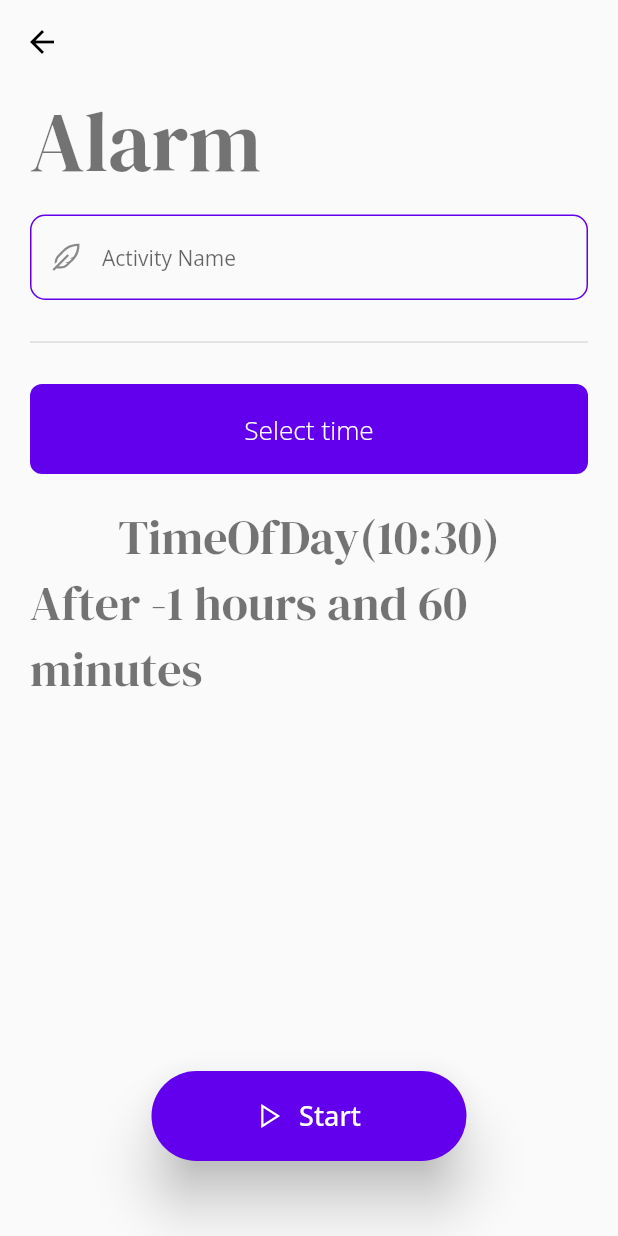
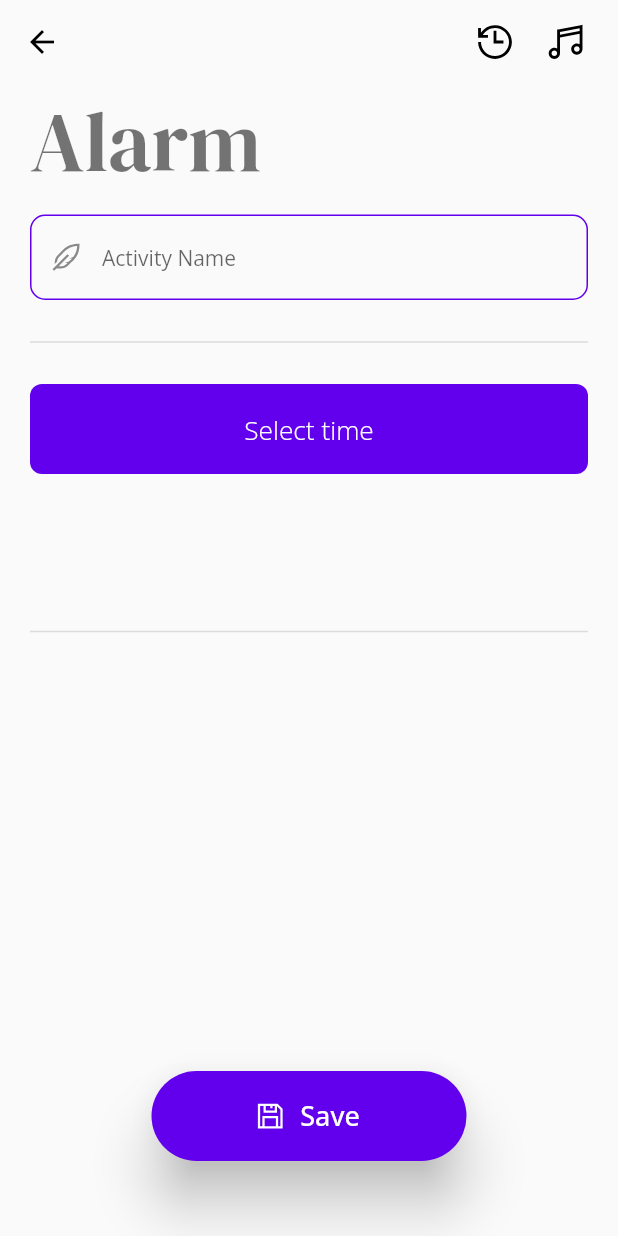
Before and after one commit to gaganyadav80/givtimer, a Flutter app: the _AlarmPageBody screen opened directly, on a phone screen of 412 x 824 dp. Run offline on Flutter 3.47's test engine with Material 2 defaults, Android fonts, the light colour scheme and no system bars; our stand-ins replace bloc, equatable, firebase_auth, firebase_core, flutter_bloc, flutter_svg and 11 more; missing offline and left inert: firebase_auth_platform_interface, flow_builder, neon_circular_timer, very_good_analysis; accounts and stored records are empty; generated files the repository leaves out were written again.

Commit message:
feat: adds alarm history and ringtone to alarm page

```diff
--- a/lib/logic/alarm_cubit/alarm_state.dart
+++ b/lib/logic/alarm_cubit/alarm_state.dart
@@ -1,10 +1,42 @@
 part of 'alarm_cubit.dart';
 
-abstract class AlarmState extends Equatable {
-  const AlarmState();
+class AlarmState extends Equatable {
+  const AlarmState({
+    this.time,
+    this.activityKey = '',
+    this.activityName = '',
+    this.helperText = '',
+    this.selectedRingtoneIdx = 0,
+    this.alarmHistory = const <Map<String, String>>[],
+  });
+
+  final TimeOfDay? time;
+  final String helperText;
+  final String activityName;
+  final String activityKey;
+  final int selectedRingtoneIdx;
+
+  final List<Map<String, String>> alarmHistory;
 
   @override
-  List<Object> get props => [];
+  List<Object?> get props =>
+      [time, helperText, activityName, activityKey, selectedRingtoneIdx];
+
+  AlarmState copyWith({
+    TimeOfDay? time,
+    String? helperText,
+    String? activityName,
+    String? activityKey,
+    int? selectedRingtoneIdx,
+    List<Map<String, String>>? alarmHistory,
+  }) {
+    return AlarmState(
+      time: time ?? this.time,
+      helperText: helperText ?? this.helperText,
+      activityName: activityName ?? this.activityName,
+      activityKey: activityKey ?? this.activityKey,
+      selectedRingtoneIdx: selectedRingtoneIdx ?? this.selectedRingtoneIdx,
+      alarmHistory: alarmHistory ?? this.alarmHistory,
+    );
+  }
 }
-
-class AlarmInitial extends AlarmState {}
--- a/lib/logic/pomodoro_cubit/pomodoro_cubit.dart
+++ b/lib/logic/pomodoro_cubit/pomodoro_cubit.dart
@@ -20,7 +20,7 @@ class PomodoroCubit extends Cubit<PomodoroState> {
 
   void activityName(String value) => emit(
         state.copyWith(
-          activityName: value,
+          activityName: value.trim(),
           activityKey: value.trim().toLowerCase(),
         ),
       );
--- a/lib/logic/timer_cubit/timer_cubit.dart
+++ b/lib/logic/timer_cubit/timer_cubit.dart
@@ -16,7 +16,7 @@ class TimerCubit extends Cubit<TimerState> {
 
   void setActivityName(String value) => emit(
         state.copyWith(
-          activityName: value,
+          activityName: value.trim(),
           activityKey: value.trim().toLowerCase(),
         ),
       );
--- a/lib/pages/activity/views/alarm/alarm_page.dart
+++ b/lib/pages/activity/views/alarm/alarm_page.dart
@@ -1,10 +1,14 @@
 import 'package:flutter/material.dart';
 import 'package:flutter_bloc/flutter_bloc.dart';
 import 'package:givtimer/logic/logic.dart';
+import 'package:givtimer/pages/activity/views/alarm/widgets/alarm_history.dart';
+import 'package:givtimer/pages/activity/views/alarm/widgets/select_ringtone_modal.dart';
 import 'package:givtimer/pages/activity/views/widgets/widgets.dart';
 import 'package:givtimer/utils/utils.dart';
 import 'package:givtimer/widgets/widgets.dart';
 import 'package:google_fonts/google_fonts.dart';
+import 'package:line_icons/line_icons.dart';
+import 'package:velocity_x/velocity_x.dart';
 
 class SetAlarmPage extends StatelessWidget {
   const SetAlarmPage({Key? key}) : super(key: key);
@@ -26,12 +30,44 @@ class _AlarmPageBody extends StatefulWidget {
 }
 
 class _AlarmPageBodyState extends State<_AlarmPageBody> {
-  final ValueNotifier<TimeOfDay?> _time = ValueNotifier(TimeOfDay.now());
+  // final ValueNotifier<TimeOfDay?> _time = ValueNotifier(TimeOfDay.now());
 
   @override
   Widget build(BuildContext context) {
     return Scaffold(
-      appBar: AppBar(),
+      appBar: AppBar(
+        actions: [
+          // TODO(gagan): show history of alarms
+          // add each alarm details to history after alarm is set
+          IconButton(
+            icon: const Icon(LineIcons.history),
+            iconSize: 30,
+            onPressed: () => showModalBottomSheet<void>(
+              context: context,
+              shape: RoundedRectangleBorder(borderRadius: kModalBorderRadius),
+              constraints: BoxConstraints(maxWidth: context.screenWidth - 24),
+              builder: (_) => BlocProvider.value(
+                value: context.read<AlarmCubit>(),
+                child: const AlarmHistory(),
+              ),
+            ),
+          ),
+          IconButton(
+            icon: const Icon(LineIcons.music),
+            iconSize: 30,
+            onPressed: () => showModalBottomSheet<void>(
+              context: context,
+              shape: RoundedRectangleBorder(borderRadius: kModalBorderRadius),
+              constraints: BoxConstraints(maxWidth: context.screenWidth - 24),
+              builder: (_) => BlocProvider.value(
+                value: context.read<AlarmCubit>(),
+                child: const SelectRingtoneModal(),
+              ),
+            ),
+          ),
+          const HSpace(10),
+        ],
+      ),
       body: Padding(
         padding: kDefaultHorizontalPadding,
         child: Stack(
@@ -40,82 +76,65 @@ class _AlarmPageBodyState extends State<_AlarmPageBody> {
               mainAxisSize: MainAxisSize.min,
               // crossAxisAlignment: CrossAxisAlignment.start,
               children: [
-                const TopHeadAndActivityNameWidget(title: 'Alarm'),
+                TopHeadAndActivityNameWidget(
+                  title: 'Alarm',
+                  onTextChanged: (value) =>
+                      context.read<AlarmCubit>().setActivityName(value),
+                ),
                 const VSpace(20),
                 BlueButton(
                   title: 'Select time',
-                  onPressed: () async {
-                    _time.value = (await showTimePicker(
-                          context: context,
-                          initialTime: _time.value!,
-                          helpText: 'Help',
-                        )) ??
-                        _time.value;
+                  onPressed: () {
+                    var _time = context.read<AlarmCubit>().state.time;
+                    showTimePicker(
+                      context: context,
+                      initialTime: _time ?? TimeOfDay.now(),
+                      helpText: 'Help',
+                    ).then((value) {
+                      _time = value ?? _time;
+                      if (_time == null) return;
+                      context.read<AlarmCubit>().setTime(_time!);
+                    });
                   },
                 ),
                 const VSpace(20),
-                ValueListenableBuilder(
-                  valueListenable: _time,
-                  builder: (_, TimeOfDay? value, __) {
+                BlocBuilder<AlarmCubit, AlarmState>(
+                  buildWhen: (previous, current) =>
+                      previous.time != current.time,
+                  builder: (context, state) {
                     return Text(
-                      value.toString(),
+                      state.time?.format(context) ?? '',
                       style: GoogleFonts.dmSerifDisplay(
-                        fontSize: 32,
                         textStyle: Theme.of(context).textTheme.headline2,
                       ),
                     );
                   },
                 ),
-                ValueListenableBuilder(
-                  valueListenable: _time,
-                  builder: (_, TimeOfDay? value, __) {
-                    String? helper;
-                    final timeNow = TimeOfDay.now();
-
-                    // TODO(gagan): or use seconds to get DateTime then get the difference
-                    if (value!.hour < timeNow.hour) {
-                      final remainingMin = 60 - timeNow.minute;
-                      final remainingHour = 24 - timeNow.hour - 1;
-
-                      final hour = value.hour + remainingHour;
-                      final minute = value.minute + remainingMin;
-
-                      helper = 'After $hour hour(s) and $minute minute(s)';
-                    } else if (value.hour == timeNow.hour &&
-                        value.minute < timeNow.minute) {
-                      const hour = 23;
-                      final minute = 60 - (timeNow.minute - value.minute);
-                      helper = 'After $hour hours and $minute minutes';
-                    } else if (value.hour == timeNow.hour &&
-                        value.minute > timeNow.minute) {
-                      final minute = value.minute - timeNow.minute;
-
-                      helper = 'After $minute minute(s)';
-                    } else {
-                      final remainingMin = 60 - timeNow.minute;
-                      var hour = value.hour - timeNow.hour - 1;
-                      var minute = value.minute + remainingMin;
-
-                      if (minute > 60) {
-                        minute = minute % 60;
-                        hour++;
-                      }
-
-                      helper = 'After $hour hours and $minute minutes';
-                    }
-
-                    return Text(
-                      helper,
-                      style: GoogleFonts.dmSerifDisplay(
-                        fontSize: 32,
-                        textStyle: Theme.of(context).textTheme.headline2,
+                const Divider(thickness: 1),
+                BlocBuilder<AlarmCubit, AlarmState>(
+                  buildWhen: (previous, current) =>
+                      previous.helperText != current.helperText,
+                  builder: (context, state) {
+                    return ListTile(
+                      title: Text(
+                        state.helperText,
+                        textAlign: TextAlign.center,
+                        style: GoogleFonts.dmSerifDisplay(
+                          textStyle: Theme.of(context).textTheme.headline5,
+                          color: Theme.of(context).textTheme.headline2!.color,
+                        ),
                       ),
                     );
                   },
-                ),
+                )
               ],
             ),
-            BottomStartButton(heroTag: 'set-alarm-button', onPressed: () {}),
+            BottomStartButton(
+              heroTag: 'set-alarm-button',
+              onPressed: () {},
+              title: 'Save',
+              icon: LineIcons.save,
+            ),
           ],
         ),
       ),
--- a/lib/pages/activity/views/timer/timer_page.dart
+++ b/lib/pages/activity/views/timer/timer_page.dart
@@ -56,7 +56,7 @@ class _TimerPageBody extends StatelessWidget {
                       mode: CupertinoTimerPickerMode.hm,
                       initialTimerDuration:
                           context.read<TimerCubit>().state.duration,
-                      minuteInterval: 1, // TODO(gagan): set to 5
+                      minuteInterval: 5,
                       onTimerDurationChanged: (Duration newDuration) {
                         context.read<TimerCubit>().setDuration(newDuration);
                       },
@@ -103,7 +103,7 @@ class _BuildDailog extends StatelessWidget {
   @override
   Widget build(BuildContext context) {
     return Padding(
-      padding: const EdgeInsets.symmetric(horizontal: 12),
+      padding: kDefaultModalPadding,
       child: Container(
         height: 280,
         // The Bottom margin is provided to align the popup above
@@ -112,7 +112,7 @@ class _BuildDailog extends StatelessWidget {
           bottom: MediaQuery.of(context).viewInsets.bottom,
         ),
         decoration: BoxDecoration(
-          borderRadius: const BorderRadius.vertical(top: Radius.circular(24)),
+          borderRadius: kModalBorderRadius,
           // Provide a background color for the popup.
           color: CupertinoColors.systemBackground.resolveFrom(context),
         ),
--- a/lib/pages/activity/views/widgets/bottom_start_button.dart
+++ b/lib/pages/activity/views/widgets/bottom_start_button.dart
@@ -8,10 +8,14 @@ class BottomStartButton extends StatelessWidget {
     Key? key,
     required this.heroTag,
     required this.onPressed,
+    this.title = 'Start',
+    this.icon = LineIcons.play,
   }) : super(key: key);
 
   final String heroTag;
   final VoidCallback onPressed;
+  final String title;
+  final IconData icon;
 
   @override
   Widget build(BuildContext context) {
@@ -26,8 +30,8 @@ class BottomStartButton extends StatelessWidget {
             width: kRoundedElevatedButtonWidth,
             child: RoundedElevatedButton(
               onPressed: onPressed,
-              icon: LineIcons.play,
-              label: 'Start',
+              icon: icon,
+              label: title,
             ),
           ),
         ),
--- a/lib/utils/src/constants.dart
+++ b/lib/utils/src/constants.dart
@@ -1,11 +1,15 @@
 import 'package:flutter/material.dart';
 
 final BorderRadius kBorderRadius = BorderRadius.circular(kDefaultRadius);
+final BorderRadius kModalBorderRadius =
+    BorderRadius.circular(kDefaultModalRadius);
 
 const double kDefaultRadius = 8;
+const double kDefaultModalRadius = 24;
 
 const EdgeInsets kDefaultHorizontalPadding =
     EdgeInsets.symmetric(horizontal: 20);
+const EdgeInsets kDefaultModalPadding = EdgeInsets.symmetric(horizontal: 12);
 
 const double kRoundedElevatedButtonHeight = 60;
 const double kRoundedElevatedButtonWidth = 210;
```
Also changed, not shown: lib/logic/alarm_cubit/alarm_cubit.dart (+80 -3 lines), lib/pages/activity/views/alarm/widgets/alarm_history.dart (added, +79 -0 lines), lib/pages/activity/views/alarm/widgets/select_ringtone_modal.dart (added, +81 -0 lines), 6 other files.
